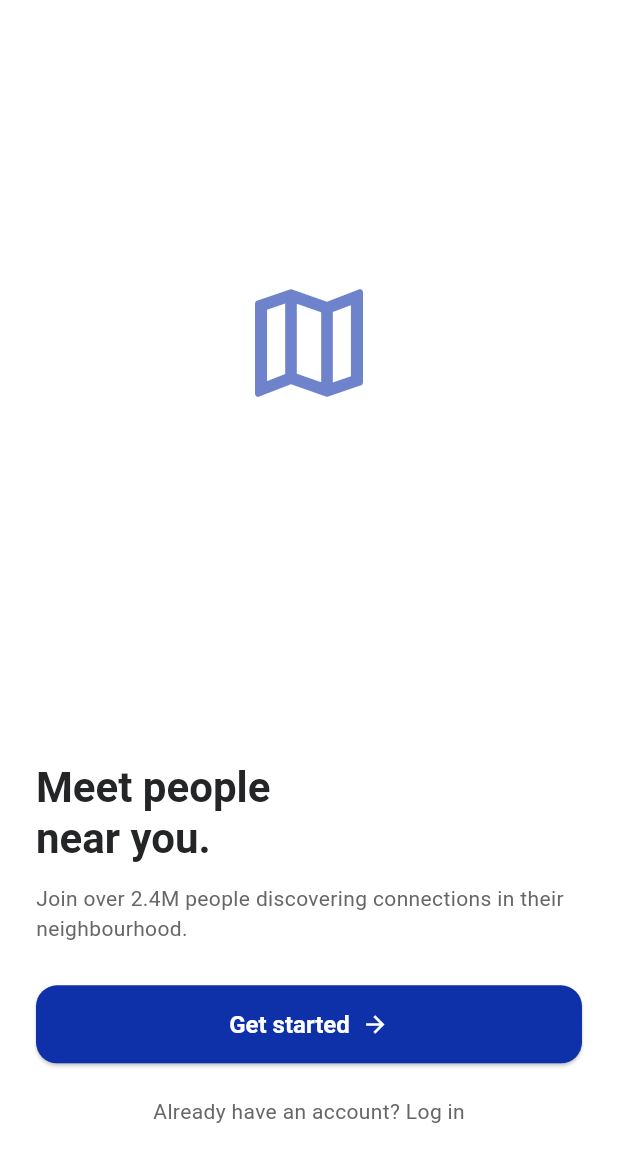
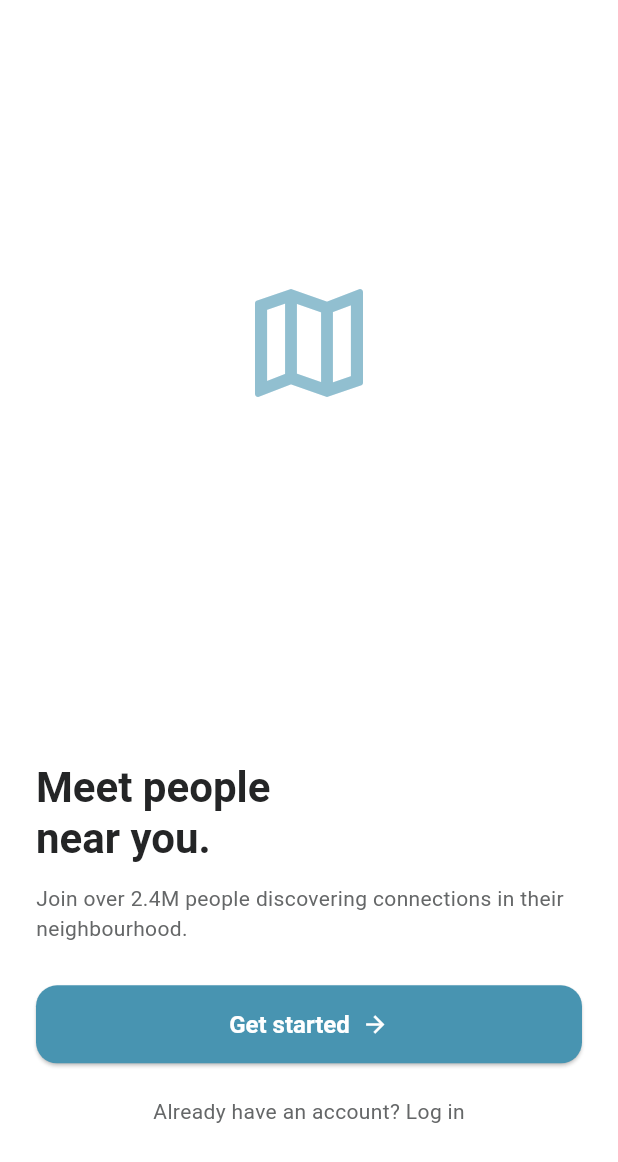
Before and after one commit to Jud-e/meetEm, a Flutter app: the screen it shows after launch, on a phone screen of 412 x 824 dp. Shown: the top 1162 px of the screen. Run offline on Flutter 3.47's test engine with Material 3 defaults, Android fonts, the light colour scheme and no system bars; our stand-ins replace firebase_core; accounts and stored records are empty; generated files the repository leaves out were written again.

Commit message:
theme adjustment

```diff
--- a/lib/screens/welcome_screen.dart
+++ b/lib/screens/welcome_screen.dart
@@ -50,6 +50,7 @@ class WelcomeScreen extends StatelessWidget {
                   const SizedBox(height: 28),
                   ElevatedButton(
                     onPressed: onGetStarted,
+                    // style: theme.elevatedButtonTheme,
                     child: const Row(
                       mainAxisAlignment: MainAxisAlignment.center,
                       children: [
--- a/lib/theme/app_theme.dart
+++ b/lib/theme/app_theme.dart
@@ -36,11 +36,12 @@ class AppTheme {
     useMaterial3: true,
     scaffoldBackgroundColor: Colors.white,
     colorScheme: const ColorScheme.light(
-          primary: AppColors.indigo500,
+      primary: AppColors.teal200,
       onPrimary: Colors.white,
+      onSurface: Colors.black,
+      secondary: AppColors.teal100,
       surface: Colors.white,
-          onSurface: AppColors.neutral500,
-          secondary: AppColors.indigo300,
+      // secondary: AppColors.indigo300,
     ),
     appBarTheme: const AppBarTheme(
       backgroundColor: Colors.white,
@@ -50,7 +51,7 @@ class AppTheme {
     textTheme: _textTheme(AppColors.neutral500, AppColors.neutral300),
     elevatedButtonTheme: ElevatedButtonThemeData(
       style: ElevatedButton.styleFrom(
-            backgroundColor: AppColors.indigo500,
+        backgroundColor: AppColors.teal200,
         foregroundColor: Colors.white,
         minimumSize: const Size.fromHeight(52),
         shape: RoundedRectangleBorder(borderRadius: BorderRadius.circular(14)),
@@ -77,11 +78,13 @@ class AppTheme {
     useMaterial3: true,
     scaffoldBackgroundColor: AppColors.teal600,
     colorScheme: const ColorScheme.dark(
-          primary: AppColors.teal200,
+      primary: AppColors.indigo500,
       onPrimary: Colors.white,
-          surface: AppColors.teal500,
+      surface: AppColors.neutral500,
       onSurface: Colors.white,
-          secondary: AppColors.teal100,
+      secondary: AppColors.indigo300,
+      // onPrimary: Colors.white,
+      // onSurface: Colors.white,
     ),
     appBarTheme: const AppBarTheme(
       backgroundColor: AppColors.teal600,
@@ -91,7 +94,7 @@ class AppTheme {
     textTheme: _textTheme(Colors.white, AppColors.neutral100),
     elevatedButtonTheme: ElevatedButtonThemeData(
       style: ElevatedButton.styleFrom(
-            backgroundColor: AppColors.teal200,
+        backgroundColor: AppColors.indigo300,
         foregroundColor: Colors.white,
         minimumSize: const Size.fromHeight(52),
         shape: RoundedRectangleBorder(borderRadius: BorderRadius.circular(14)),
@@ -101,7 +104,7 @@ class AppTheme {
     outlinedButtonTheme: OutlinedButtonThemeData(
       style: OutlinedButton.styleFrom(
         minimumSize: const Size.fromHeight(52),
-            side: const BorderSide(color: AppColors.teal400),
+        side: const BorderSide(color: AppColors.indigo300),
         shape: RoundedRectangleBorder(borderRadius: BorderRadius.circular(14)),
         foregroundColor: Colors.white,
       ),
@@ -114,18 +117,31 @@ class AppTheme {
   );
 
   static TextTheme _textTheme(Color primary, Color secondary) => TextTheme(
-        headlineMedium: TextStyle(fontSize: 28, fontWeight: FontWeight.w700, color: primary, height: 1.2),
-        titleMedium: TextStyle(fontSize: 18, fontWeight: FontWeight.w600, color: primary),
+    headlineMedium: TextStyle(
+      fontSize: 28,
+      fontWeight: FontWeight.w700,
+      color: primary,
+      height: 1.2,
+    ),
+    titleMedium: TextStyle(
+      fontSize: 18,
+      fontWeight: FontWeight.w600,
+      color: primary,
+    ),
     bodyMedium: TextStyle(fontSize: 14, color: secondary, height: 1.4),
-        labelSmall: TextStyle(fontSize: 12, fontWeight: FontWeight.w700, letterSpacing: 0.6, color: secondary),
+    labelSmall: TextStyle(
+      fontSize: 12,
+      fontWeight: FontWeight.w700,
+      letterSpacing: 0.6,
+      color: secondary,
+    ),
   );
 
   static InputDecorationTheme _inputTheme({
     required Color fillColor,
     required Color borderColor,
     required Color hintColor,
-  }) =>
-      InputDecorationTheme(
+  }) => InputDecorationTheme(
     filled: true,
     fillColor: fillColor,
     hintStyle: TextStyle(color: hintColor),
```
Lines whose indentation alone changed are shown as unchanged.
